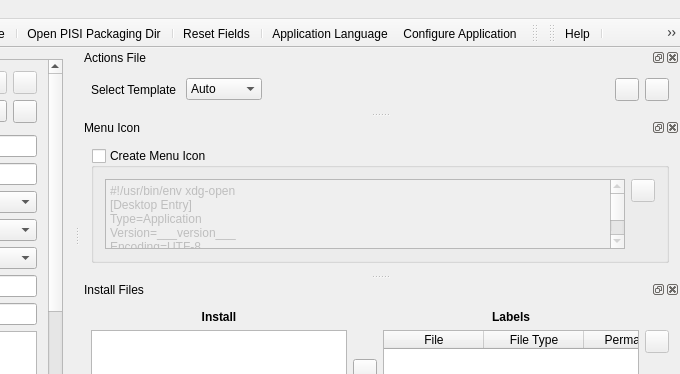
The window that ui/mainwindow.ui (huseyinkozan/PiSiDo) describes before a commit, drawn with Qt 5; both pictures show x 229 to 909 and y 0 to 374 of the 909 by 664 pixel window.
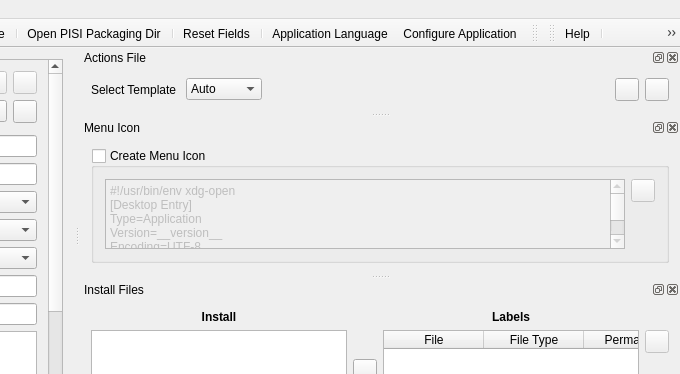
The same window after the commit. Icons and pictures are not drawn. Custom widgets are drawn as their Qt base class.

What changed in the file:
```diff
--- a/ui/mainwindow.ui
+++ b/ui/mainwindow.ui
@@ -572,16 +572,16 @@
            <string notr="true">#!/usr/bin/env xdg-open
 [Desktop Entry]
 Type=Application
-Version=___version___
+Version=__version__
 Encoding=UTF-8
-Name=___package_name___
-# Name[tr]=___package_name___
-GenericName=___package_name___
-GenericName[tr]=___package_name___
-Comment=___summary___
-# Comment[tr]=___summary___
-Icon=___package_name___.png
-Exec=___package_name___
+Name=__package_name__
+# Name[tr]=__package_name__
+GenericName=__package_name__
+GenericName[tr]=__package_name__
+Comment=__summary__
+# Comment[tr]=__summary__
+Icon=__package_name__.png
+Exec=__package_name__
 Terminal=false
 StartupNotify=false
 Categories=Application;</string>
```
Left out of the diff: 118 changed lines with no effect on the pictures.
